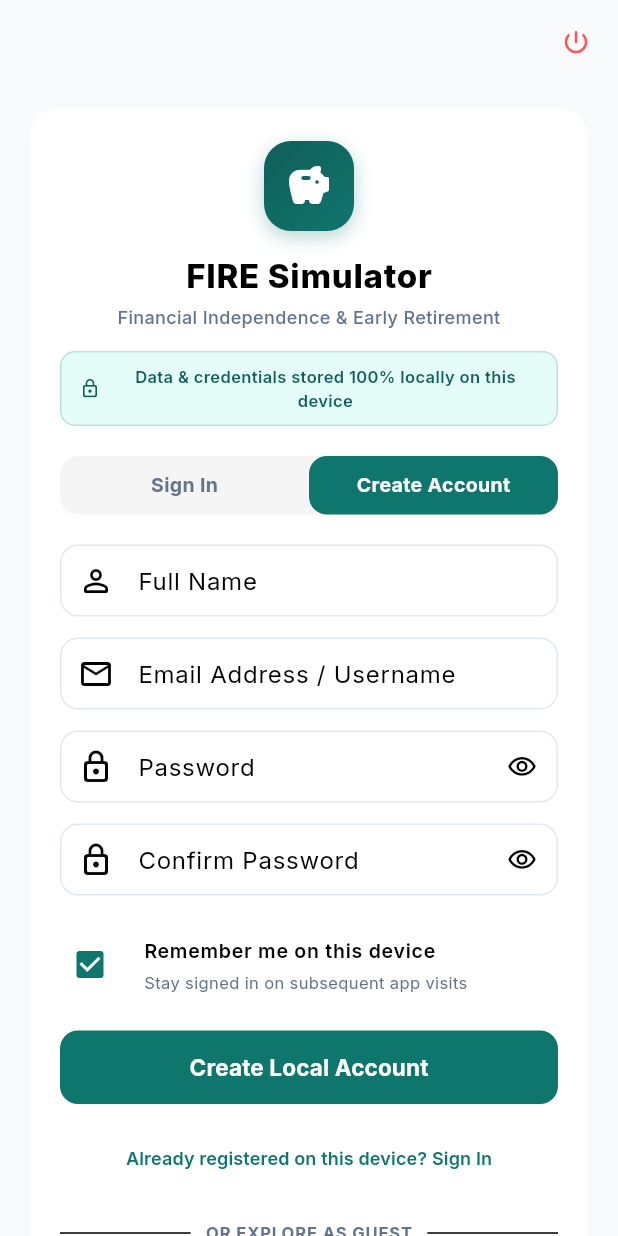
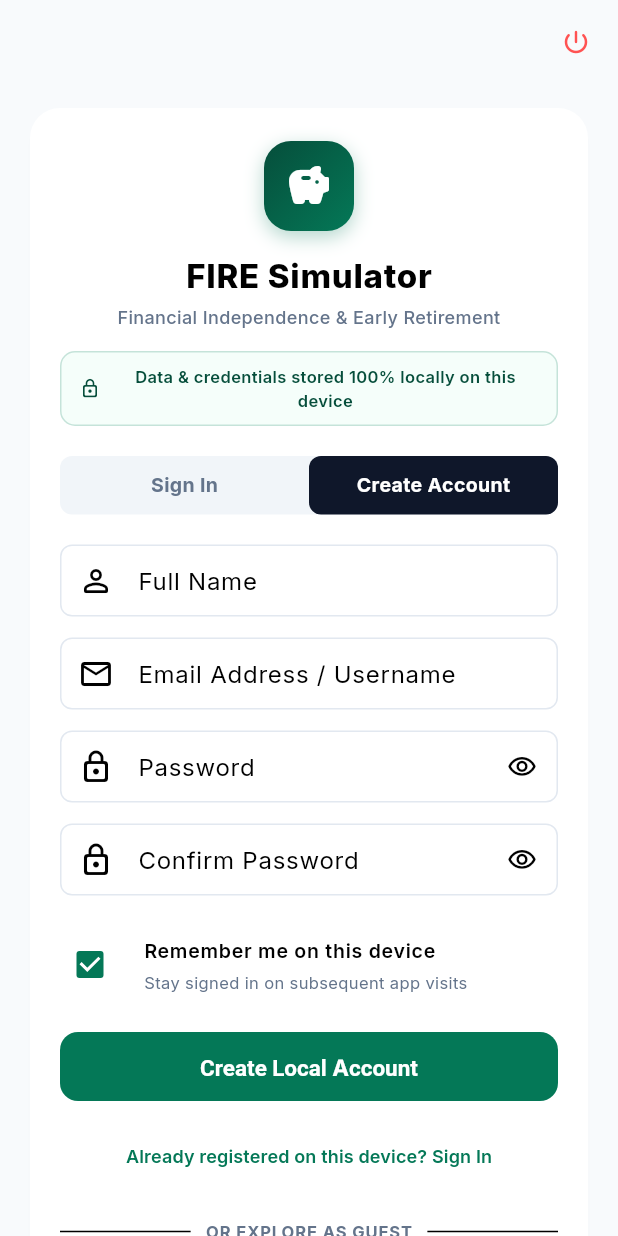
Before and after one commit to ananya290208/firecalculator, a Flutter app: the screen it shows after launch, on a phone screen of 412 x 824 dp. Run offline on Flutter 3.47's test engine with Material 3 defaults, Android fonts, the phone set to English and light mode, and no system bars; our stand-ins replace fl_chart, google_fonts, shared_preferences.

Commit message:
feat: upgrade theme to institutional wealth look, 2 controls per row in SWP/Debt buckets, restrict EMI tenure options

```diff
--- a/lib/screens/auth_screen.dart
+++ b/lib/screens/auth_screen.dart
@@ -264,8 +264,8 @@ class _AuthScreenState extends State<AuthScreen> {
                           // Login / Register Tab Switcher
                           Container(
                             decoration: BoxDecoration(
-                              color: Colors.grey.shade100,
-                              borderRadius: BorderRadius.circular(12),
+                              color: AppTheme.navyLight,
+                              borderRadius: BorderRadius.circular(8),
                             ),
                             child: Row(
                               children: [
@@ -283,9 +283,9 @@ class _AuthScreenState extends State<AuthScreen> {
                                       ),
                                       decoration: BoxDecoration(
                                         color: _isLogin
-                                            ? AppTheme.primaryGreen
+                                            ? AppTheme.primaryNavy
                                             : Colors.transparent,
-                                        borderRadius: BorderRadius.circular(12),
+                                        borderRadius: BorderRadius.circular(8),
                                       ),
                                       child: Center(
                                         child: Text(
@@ -316,9 +316,9 @@ class _AuthScreenState extends State<AuthScreen> {
                                       ),
                                       decoration: BoxDecoration(
                                         color: !_isLogin
-                                            ? AppTheme.primaryGreen
+                                            ? AppTheme.primaryNavy
                                             : Colors.transparent,
-                                        borderRadius: BorderRadius.circular(12),
+                                        borderRadius: BorderRadius.circular(8),
                                       ),
                                       child: Center(
                                         child: Text(
--- a/lib/theme/app_theme.dart
+++ b/lib/theme/app_theme.dart
@@ -2,29 +2,29 @@ import 'package:flutter/material.dart';
 import 'package:google_fonts/google_fonts.dart';
 
 class AppTheme {
-  // Brand & Financial Palette
-  static const Color primaryNavy = Color(0xFF1B365D); // Deep Navy
-  static const Color secondaryTeal = Color(0xFF0F766E); // Teal
-  static const Color primaryGreen = secondaryTeal;
-  static const Color primaryGreenDark = Color(0xFF115E59);
-  static const Color primaryGreenLight = Color(0xFFCCFBF1);
-  static const Color navyLight = Color(0xFFE2E8F0);
+  // Brand & Financial Palette - Institutional Executive
+  static const Color primaryNavy = Color(0xFF0F172A); // Obsidian Slate / Deep Executive Navy
+  static const Color secondaryTeal = Color(0xFF0F766E); // Refined Forest Teal
+  static const Color primaryGreen = Color(0xFF047857); // Institutional Emerald
+  static const Color primaryGreenDark = Color(0xFF064E3B); // Deep Forest
+  static const Color primaryGreenLight = Color(0xFFECFDF5); // Subtle Emerald 50 tint
+  static const Color navyLight = Color(0xFFF1F5F9); // Crisp Slate 100
 
   // Accents & Rules
-  static const Color accentAmber = Color(0xFFF59E0B);
-  static const Color accentAmberLight = Color(0xFFFEF3C7);
-  static const Color surplusGreen = Color(0xFF059669);
-  static const Color shortfallRed = Color(0xFFDC2626);
-  static const Color blue25x = Color(0xFF2563EB);
-  static const Color purple30x = Color(0xFF7C3AED);
+  static const Color accentAmber = Color(0xFFD97706); // Restrained Amber
+  static const Color accentAmberLight = Color(0xFFFFFBEB); // Subtle Amber 50
+  static const Color surplusGreen = Color(0xFF059669); // Emerald 600
+  static const Color shortfallRed = Color(0xFFDC2626); // Crimson 600
+  static const Color blue25x = Color(0xFF1D4ED8); // Executive Blue
+  static const Color purple30x = Color(0xFF6D28D9); // Deep Violet
 
   // Backgrounds & Surfaces
-  static const Color bgLight = Color(0xFFF8FAFC); // Soft Slate
+  static const Color bgLight = Color(0xFFF8FAFC); // Slate 50
   static const Color backgroundLight = bgLight;
   static const Color cardLight = Colors.white;
-  static const Color textDark = Color(0xFF0F172A);
-  static const Color textMuted = Color(0xFF64748B);
-  static const Color borderLight = Color(0xFFE2E8F0); // 1px subtle border
+  static const Color textDark = Color(0xFF0F172A); // Slate 900
+  static const Color textMuted = Color(0xFF64748B); // Slate 500
+  static const Color borderLight = Color(0xFFE2E8F0); // 1px subtle Slate 200 border
 
   // Dark Mode
   static const Color bgDark = Color(0xFF0B132B);
@@ -54,10 +54,10 @@ class AppTheme {
       ),
       cardTheme: CardThemeData(
         color: cardLight,
-        elevation: 1.0,
-        shadowColor: Colors.black.withValues(alpha: 0.04),
+        elevation: 0,
+        shadowColor: Colors.black.withValues(alpha: 0.03),
         shape: RoundedRectangleBorder(
-          borderRadius: BorderRadius.circular(16),
+          borderRadius: BorderRadius.circular(10),
           side: const BorderSide(color: borderLight, width: 1),
         ),
       ),
@@ -66,22 +66,58 @@ class AppTheme {
         fillColor: Colors.white,
         contentPadding: const EdgeInsets.symmetric(horizontal: 14, vertical: 12),
         border: OutlineInputBorder(
-          borderRadius: BorderRadius.circular(12),
+          borderRadius: BorderRadius.circular(8),
           borderSide: const BorderSide(color: borderLight),
         ),
         enabledBorder: OutlineInputBorder(
-          borderRadius: BorderRadius.circular(12),
+          borderRadius: BorderRadius.circular(8),
           borderSide: const BorderSide(color: borderLight),
         ),
         focusedBorder: OutlineInputBorder(
-          borderRadius: BorderRadius.circular(12),
-          borderSide: const BorderSide(color: primaryNavy, width: 1.8),
+          borderRadius: BorderRadius.circular(8),
+          borderSide: const BorderSide(color: primaryNavy, width: 1.5),
+        ),
+      ),
+      chipTheme: ChipThemeData(
+        shape: RoundedRectangleBorder(
+          borderRadius: BorderRadius.circular(8),
+          side: const BorderSide(color: borderLight, width: 1),
+        ),
+        backgroundColor: Colors.white,
+        selectedColor: primaryNavy.withValues(alpha: 0.08),
+        labelStyle: const TextStyle(fontSize: 12, fontWeight: FontWeight.w600, color: textDark),
+        padding: const EdgeInsets.symmetric(horizontal: 8, vertical: 4),
+      ),
+      filledButtonTheme: FilledButtonThemeData(
+        style: FilledButton.styleFrom(
+          backgroundColor: primaryNavy,
+          foregroundColor: Colors.white,
+          shape: RoundedRectangleBorder(borderRadius: BorderRadius.circular(8)),
+          textStyle: const TextStyle(fontSize: 13, fontWeight: FontWeight.w600),
+          elevation: 0,
+        ),
+      ),
+      elevatedButtonTheme: ElevatedButtonThemeData(
+        style: ElevatedButton.styleFrom(
+          backgroundColor: primaryNavy,
+          foregroundColor: Colors.white,
+          shape: RoundedRectangleBorder(borderRadius: BorderRadius.circular(8)),
+          textStyle: const TextStyle(fontSize: 13, fontWeight: FontWeight.w600),
+          elevation: 0,
+        ),
+      ),
+      outlinedButtonTheme: OutlinedButtonThemeData(
+        style: OutlinedButton.styleFrom(
+          foregroundColor: primaryNavy,
+          side: const BorderSide(color: borderLight, width: 1),
+          shape: RoundedRectangleBorder(borderRadius: BorderRadius.circular(8)),
+          textStyle: const TextStyle(fontSize: 13, fontWeight: FontWeight.w600),
         ),
       ),
       navigationBarTheme: NavigationBarThemeData(
         backgroundColor: Colors.white,
-        indicatorColor: primaryGreenLight,
-        elevation: 3,
+        indicatorColor: primaryNavy.withValues(alpha: 0.08),
+        elevation: 0,
         labelTextStyle: WidgetStateProperty.resolveWith((states) {
           if (states.contains(WidgetState.selected)) {
             return const TextStyle(
@@ -99,8 +135,8 @@ class AppTheme {
       ),
       navigationRailTheme: NavigationRailThemeData(
         backgroundColor: Colors.white,
-        elevation: 1,
-        indicatorColor: primaryGreenLight,
+        elevation: 0,
+        indicatorColor: primaryNavy.withValues(alpha: 0.08),
         selectedLabelTextStyle: const TextStyle(
           fontSize: 13,
           fontWeight: FontWeight.w700,
@@ -136,10 +172,10 @@ class AppTheme {
       ),
       cardTheme: CardThemeData(
         color: cardDark,
-        elevation: 2,
-        shadowColor: Colors.black.withValues(alpha: 0.3),
+        elevation: 0,
+        shadowColor: Colors.black.withValues(alpha: 0.2),
         shape: RoundedRectangleBorder(
-          borderRadius: BorderRadius.circular(16),
+          borderRadius: BorderRadius.circular(10),
           side: const BorderSide(color: borderDark, width: 1),
         ),
       ),
@@ -148,26 +184,26 @@ class AppTheme {
         fillColor: const Color(0xFF151E38),
         contentPadding: const EdgeInsets.symmetric(horizontal: 14, vertical: 12),
         border: OutlineInputBorder(
-          borderRadius: BorderRadius.circular(12),
+          borderRadius: BorderRadius.circular(8),
           borderSide: const BorderSide(color: borderDark),
         ),
         enabledBorder: OutlineInputBorder(
-          borderRadius: BorderRadius.circular(12),
+          borderRadius: BorderRadius.circular(8),
           borderSide: const BorderSide(color: borderDark),
         ),
         focusedBorder: OutlineInputBorder(
-          borderRadius: BorderRadius.circular(12),
-          borderSide: const BorderSide(color: Color(0xFF60A5FA), width: 1.8),
+          borderRadius: BorderRadius.circular(8),
+          borderSide: const BorderSide(color: Color(0xFF60A5FA), width: 1.5),
         ),
       ),
       navigationBarTheme: const NavigationBarThemeData(
         backgroundColor: cardDark,
-        indicatorColor: Color(0xFF134E4A),
-        elevation: 4,
+        indicatorColor: Color(0xFF1E293B),
+        elevation: 0,
       ),
       navigationRailTheme: const NavigationRailThemeData(
         backgroundColor: cardDark,
-        indicatorColor: Color(0xFF134E4A),
+        indicatorColor: Color(0xFF1E293B),
       ),
     );
   }
```
Also changed, not shown: lib/screens/calculator_screen.dart (+28 -38 lines), lib/screens/debt_bucket_screen.dart (+29 -11 lines), lib/screens/liabilities_emi_screen.dart (+31 -14 lines), lib/screens/swp_sip_screen.dart (+32 -14 lines), lib/widgets/currency_input_field.dart (+12 -5 lines), lib/widgets/pinned_dashboard_header.dart (+27 -54 lines), lib/widgets/stat_card.dart (+5 -5 lines).
